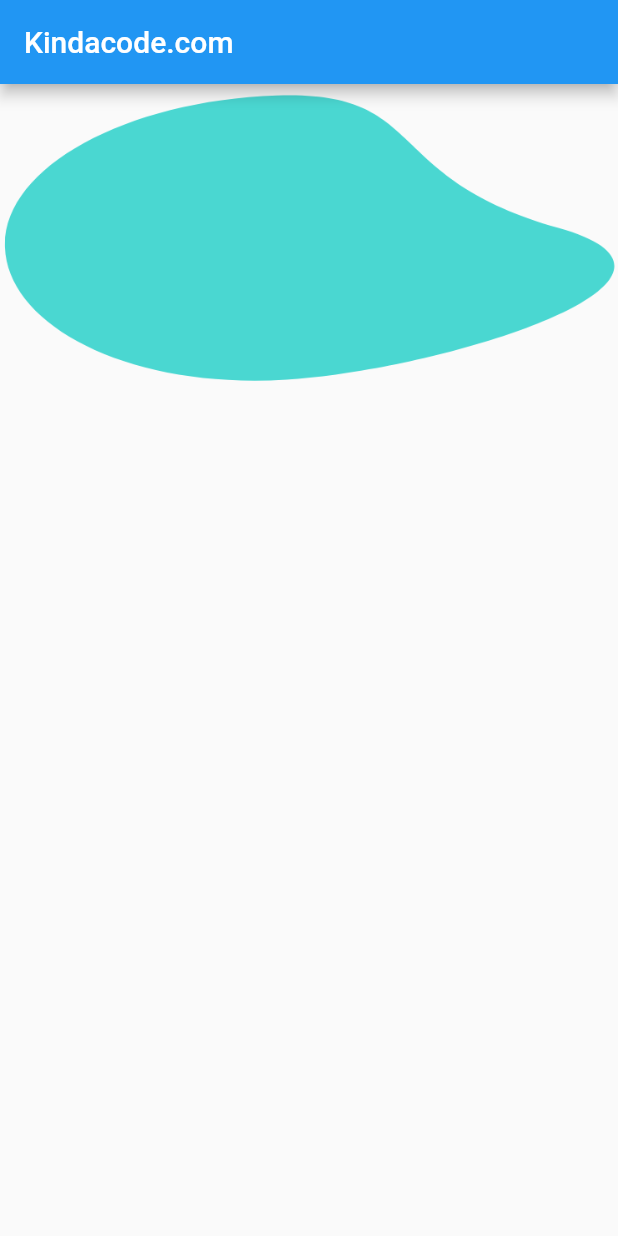
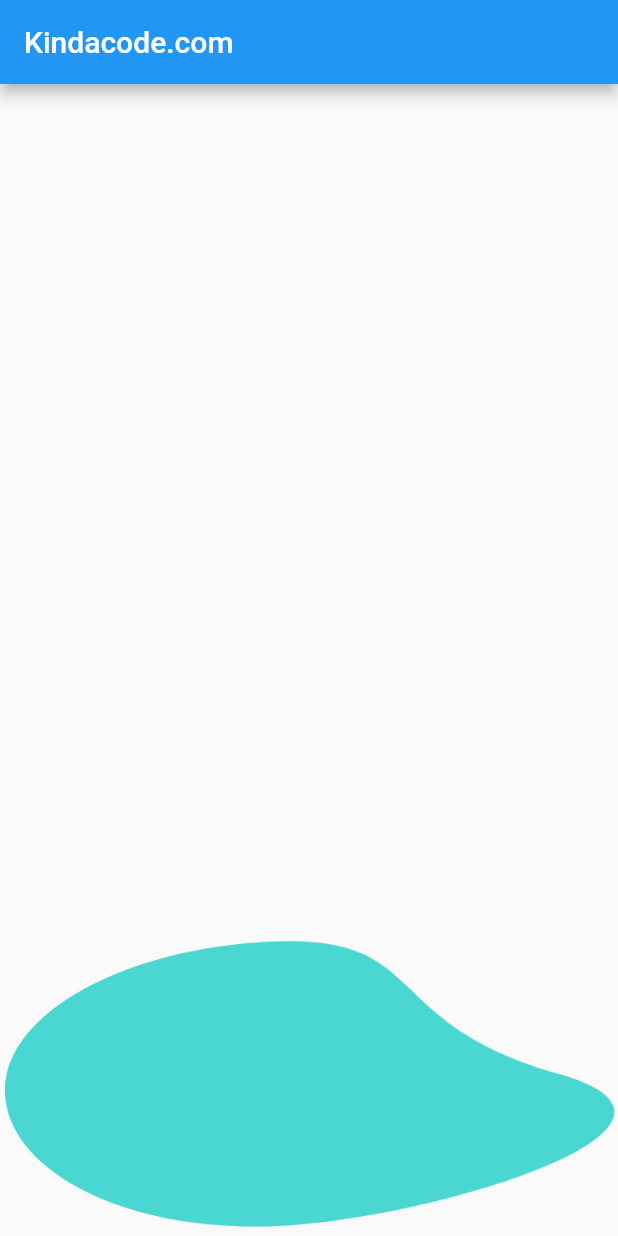
Before and after one commit to rahmabalti/image, a Flutter app: the screen it shows after launch, on a phone screen of 412 x 824 dp. Run offline on Flutter 3.47's test engine with Material 2 defaults, Android fonts, the phone set to English and light mode, and no system bars.

```diff
--- a/lib/main.dart
+++ b/lib/main.dart
@@ -27,7 +27,7 @@ class MyHomePage extends StatelessWidget {
       appBar: AppBar(
         title: const Text("Kindacode.com"),
       ),
-      body: Column(mainAxisAlignment: MainAxisAlignment.start,
+      body: Column(mainAxisAlignment: MainAxisAlignment.end,
           //mainAxisAlignment: CrossAxisAlignment.end,
           children: <Widget>[
             Image.asset('assets/dessous.png')
```
Also changed, not shown: 1 other file.
